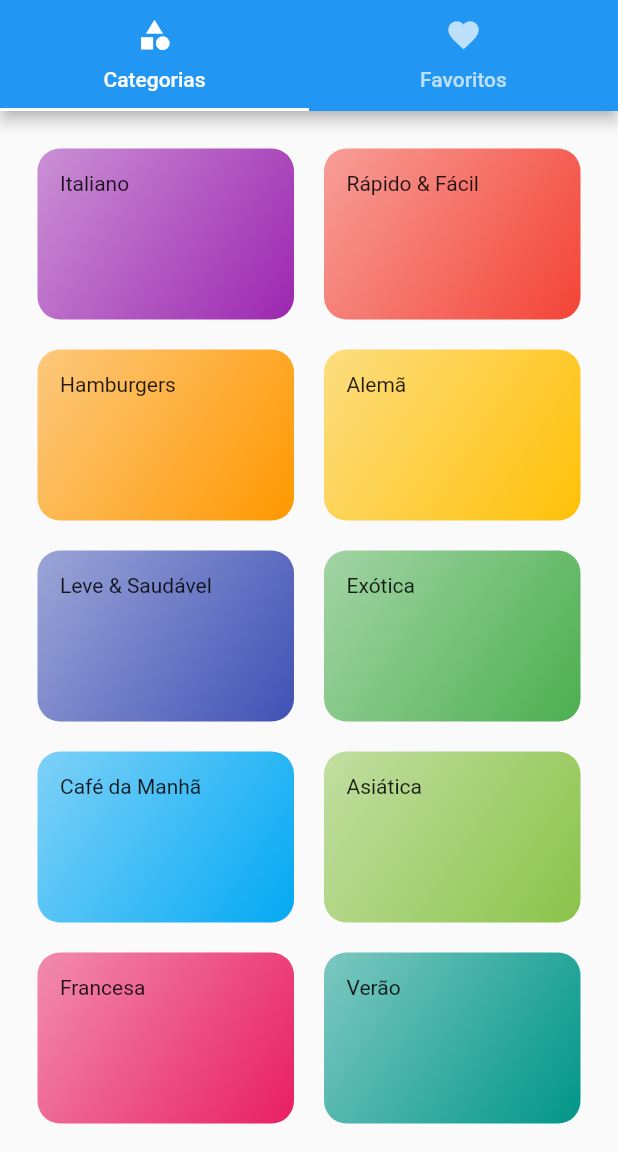
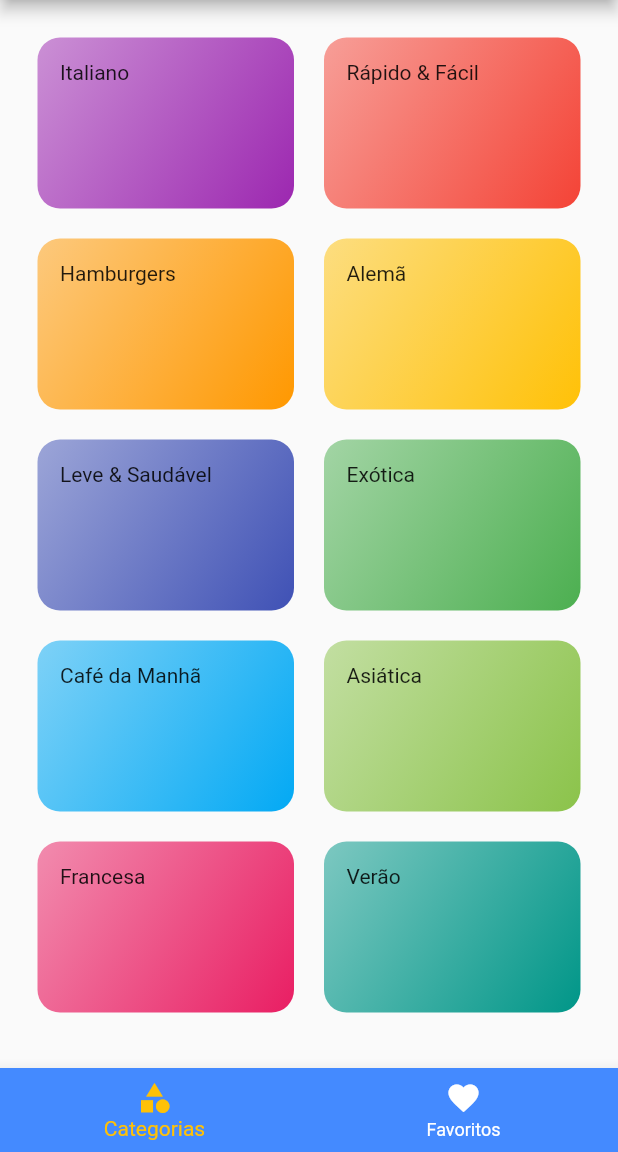
Before and after one commit to cacciatorieric/navegacao_telas, a Flutter app: the screen it shows after launch, on a phone screen of 412 x 824 dp, the part 84-1236 px from its top. Run offline on Flutter 3.47's test engine with Material 2 defaults, Android fonts, the phone set to English and light mode, and no system bars.

```diff
--- a/navegacao_telas/lib/screens/tab_screen.dart
+++ b/navegacao_telas/lib/screens/tab_screen.dart
@@ -2,36 +2,49 @@ import 'package:flutter/material.dart';
 import 'package:navegacao_telas/screens/categories_screen.dart';
 import 'package:navegacao_telas/screens/favorite_screen.dart';
 
-class TabScreen extends StatelessWidget {
+class TabScreen extends StatefulWidget {
   const TabScreen({Key? key}) : super(key: key);
 
   @override
+  State<TabScreen> createState() => _TabScreenState();
+}
+
+class _TabScreenState extends State<TabScreen> {
+  int _selectedScreenIdex = 0;
+  final List<Widget> _screens = [
+    CategoriesScreen(),
+    FavoriteScreen(),
+  ];
+
+  _selectedScreen(int index) {
+    setState(() {
+      _selectedScreenIdex = index;
+    });
+  }
+
+  @override
   Widget build(BuildContext context) {
-    return DefaultTabController(
-      length: 2,
-      child: Scaffold(
-        appBar: AppBar(
-          title: Text('Vamos Cozinhar'),
-          bottom: const TabBar(
-            tabs: [
-              Tab(
-                icon: Icon(Icons.category),
-                text: 'Categorias',
-              ),
-              Tab(
-                icon: Icon(Icons.favorite),
-                text: 'Favoritos',
-              ),
-            ],
-          ),
-        ),
-        body: const TabBarView(
-          children: [
-            CategoriesScreen(),
-            FavoriteScreen(),
-          ],
-        ),
+    return Scaffold(
+      appBar: AppBar(
+        title: const Text('Vamos Cozinhar'),
       ),
+      body: _screens[_selectedScreenIdex],
+      bottomNavigationBar: BottomNavigationBar(
+          onTap: _selectedScreen,
+          backgroundColor: Colors.blueAccent,
+          selectedItemColor: Colors.amber,
+          unselectedItemColor: Colors.white,
+          currentIndex: _selectedScreenIdex,
+          items: const [
+            BottomNavigationBarItem(
+              icon: Icon(Icons.category),
+              label: 'Categorias',
+            ),
+            BottomNavigationBarItem(
+              icon: Icon(Icons.favorite),
+              label: 'Favoritos',
+            ),
+          ]),
     );
   }
 }
```
